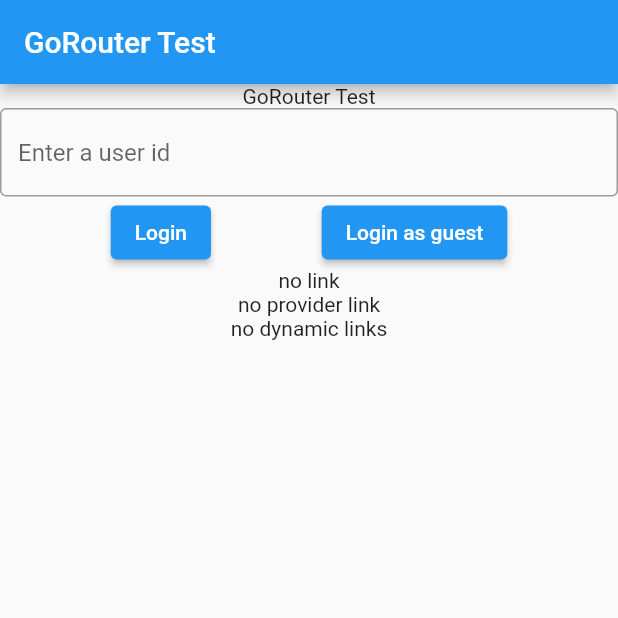
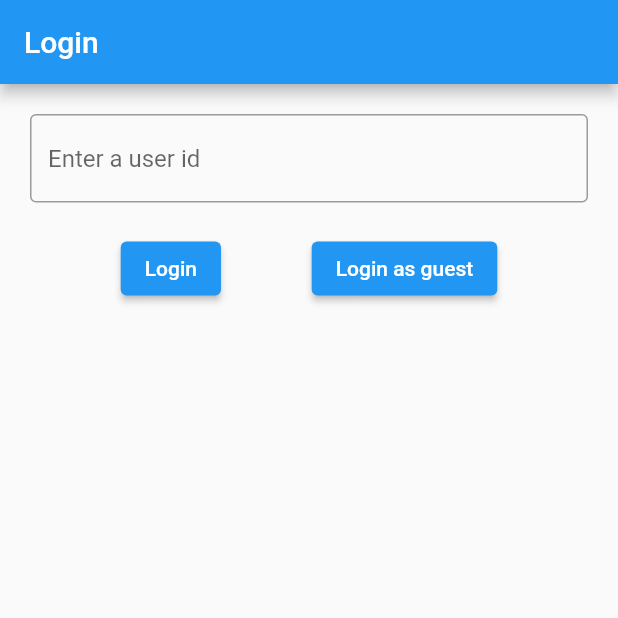
Before and after one commit to rootUJ99/go_router_practice, a Flutter app: the screen it shows after launch, on a phone screen of 412 x 824 dp, the top half of it. Run offline on Flutter 3.47's test engine with Material 2 defaults, Android fonts, the phone set to English and light mode, and no system bars; our stand-ins replace firebase_core, firebase_dynamic_links, go_router, shared_preferences; accounts and stored records are empty.

Commit message:
changed the go router version and added fixes, ui changes

```diff
--- a/lib/login.dart
+++ b/lib/login.dart
@@ -19,7 +19,7 @@ class _LoginState extends State<Login> {
   @override
   void initState() {
     super.initState();
-    if (kIsWeb) {
+    if (!kIsWeb) {
       initDynamicLink();
     }
     // print(route);
@@ -28,20 +28,19 @@ class _LoginState extends State<Login> {
   Future<void> handleLogin(BuildContext context, String value) async {
     final SharedPreferences prefs = await _prefs;
     await prefs.setString("user", value);
-    // context.push('/test2:$value');
-    // print(context.watch<DynamicLinkProvider>().link);
 
-    // final List<String> stack =
-    // context.watch()<DynamicLinkProvider>().routeStack;
-    final stack = await prefs.getStringList('routeStack');
+    final stack = prefs.getStringList('routeStack');
+    if (!mounted) return;
     if (stack == null || stack!.isEmpty) {
       context.go('/restaurant');
       return;
     }
 
-    while (stack!.length > 0) {
-      // String route = context.read()<DynamicLinkProvider>().popRoute();
-      String route = stack!.removeAt(0);
+    for (final (index, route) in stack!.indexed) {
+      if (index == 0) {
+        context.go(route);
+        continue;
+      }
       context.push(route);
     }
     prefs.remove('routeStack');
@@ -57,15 +56,18 @@ class _LoginState extends State<Login> {
     }
 
     FirebaseDynamicLinks.instance.onLink.listen(
-      (pendingDynamicLinkData) {
-        if (pendingDynamicLinkData != null) {
+      (pendingDynamicLinkData) async {
         final Uri deepLink = pendingDynamicLinkData.link;
         print(deepLink.path);
         print('inside onLink condition');
         setState(() {
           dynamicPath = deepLink.path;
         });
-          context.read<DynamicLinkProvider>().setLink(deepLink.path);
+        final SharedPreferences prefs = await _prefs;
+        await prefs.setString("user", "guest");
+        await prefs.setString("dynamicLink", deepLink.path);
+        if (mounted) {
+          context.go(deepLink.path);
         }
       },
     );
@@ -74,44 +76,13 @@ class _LoginState extends State<Login> {
   final TextEditingController _controller = TextEditingController();
 
   Widget showRaisedButton() {
-    final link = context.watch<DynamicLinkProvider>().link;
-    if (link == null) return Text('no dynamic links');
+    if (dynamicPath == null) return Text('');
     return ElevatedButton(
         child: const Text('go to link'),
         onPressed: () {
-          context.push(link);
+          context.go(dynamicPath!);
         });
   }
-
-  // Future<Widget> _dialogBuilder(BuildContext context) async{
-  //   final link = context.watch<DynamicLinkProvider>().link;
-
-  //   Widget valu = await showDialog(
-  //     context: context,
-  //     builder: (BuildContext context) {
-  //       if (link == null) return Text('no dynamic links');
-  //       return AlertDialog(
-  //         title: const Text('open a direct link to a path'),
-  //         content: ElevatedButton(
-  //             child: const Text('go to link'),
-  //             onPressed: () {
-  //               context.push(link!);
-  //             }),
-  //         actions: <Widget>[
-  //           TextButton(
-  //             style: TextButton.styleFrom(
-  //               textStyle: Theme.of(context).textTheme.labelLarge,
-  //             ),
-  //             child: const Text('Disable'),
-  //             onPressed: () {
-  //               Navigator.of(context).pop();
-  //             },
-  //           ),
-  //         ],
-  //       );
-  //     });
-  //     return valu;
-  // }
 
   @override
   Widget build(BuildContext context) {
@@ -119,12 +90,13 @@ class _LoginState extends State<Login> {
       title: 'GoRouter Test',
       home: Scaffold(
         appBar: AppBar(
-          title: const Text('GoRouter Test'),
+          title: const Text('Login'),
         ),
         body: Center(
+          child: Padding(
+            padding: const EdgeInsets.all(20.0),
             child: Column(
               children: [
-              const Text('GoRouter Test'),
                 TextField(
                   decoration: const InputDecoration(
                     border: OutlineInputBorder(),
@@ -132,6 +104,7 @@ class _LoginState extends State<Login> {
                   ),
                   controller: _controller,
                 ),
+                SizedBox(height: 20),
                 Row(
                   mainAxisAlignment: MainAxisAlignment.spaceEvenly,
                   children: [
@@ -145,15 +118,13 @@ class _LoginState extends State<Login> {
                     ),
                   ],
                 ),
-              Text(dynamicPath ?? 'no link'),
-              Text(context.watch<DynamicLinkProvider>().link ??
-                  'no provider link'),
                 showRaisedButton(),
                 // _dialogBuilder(context);
               ],
             ),
           ),
         ),
+      ),
     );
   }
 }
--- a/lib/main.dart
+++ b/lib/main.dart
@@ -7,12 +7,10 @@ import 'package:go_router/go_router.dart';
 import 'package:flutter/foundation.dart' show kIsWeb;
 import 'package:provider/provider.dart';
 import 'package:flutter_go_router/provider.dart';
-// import 'package:flutter_web_plugins/flutter_web_plugins.dart';
+import 'package:flutter_web_plugins/url_strategy.dart';
 
 Future<void> main() async {
-  // if (kIsWeb) {
-  //   usePathUrlStrategy();
-  // }
+  usePathUrlStrategy();
   WidgetsFlutterBinding.ensureInitialized();
   await Firebase.initializeApp(options: DefaultFirebaseOptions.currentPlatform);
 
--- a/lib/routes.dart
+++ b/lib/routes.dart
@@ -7,35 +7,15 @@ import 'package:flutter_go_router/rest.dart';
 import 'package:flutter_go_router/success.dart';
 import 'package:go_router/go_router.dart';
 import 'package:flutter/material.dart';
-import 'package:flutter_go_router/go_router_test2.dart';
-import 'package:flutter_go_router/go_router_test.dart';
-import 'package:flutter_go_router/login.dart';
-import 'package:provider/provider.dart';
 import 'package:shared_preferences/shared_preferences.dart';
-import 'package:firebase_dynamic_links/firebase_dynamic_links.dart';
-import 'package:flutter_go_router/provider.dart';
 
 final Future<SharedPreferences> _prefs = SharedPreferences.getInstance();
 
 final goRouter = GoRouter(
   initialLocation: '/',
   redirect: (context, state) async {
-    // final dynamicLink = context.watch<DynamicLinkProvider>().link;
-    // print('$dynamicLink ->>>>>');
-    // if (dynamicLink != null) {
-    //   return dynamicLink;
-    // }
-
     final SharedPreferences prefs = await _prefs;
     String? key = await prefs.getString('user');
-    // if (key == 'guest' && state.fullPath == '/private-menu') {
-    //   prefs.remove('user');
-    //   return '/';
-    // }
-//
-    // if (key != null && state.fullPath == '/') {
-    // return '/restaurant';
-    // }
 
     if (key == null) {
       return '/';
@@ -45,7 +25,6 @@ final goRouter = GoRouter(
   routes: [
     GoRoute(
       path: '/',
-      // builder: (context, state) => GoRouterTest(),
       builder: (context, state) => Login(),
       redirect: (context, state) async {
         final SharedPreferences prefs = await _prefs;
@@ -55,11 +34,6 @@ final goRouter = GoRouter(
           return '/restaurant';
         }
       },
-    ),
-    GoRoute(
-      path: '/test2:param',
-      builder: (context, state) =>
-          GoRouterTest2(param: state.pathParameters['param']!.split(':')[1]),
     ),
     GoRoute(
       path: '/restaurant',
@@ -74,9 +48,6 @@ final goRouter = GoRouter(
         String? key = prefs.getString('user');
         if (key != null && key == 'guest') {
           prefs.remove('user');
-          // context
-          // .read()<DynamicLinkProvider>()
-          // .pushRoutes(['restaurant', 'private-menu']);
           prefs.setStringList('routeStack', ['/restaurant', '/private-menu']);
           return '/';
         }
@@ -86,7 +57,7 @@ final goRouter = GoRouter(
   ],
   errorBuilder: (context, state) => Scaffold(
     body: Center(
-      child: Text('path not found ${state.uri.path}'),
+      child: Text('path not found ${state.path}'),
     ),
   ),
   // debugLogDiagnostics: true,
--- a/pubspec.yaml
+++ b/pubspec.yaml
@@ -35,7 +35,7 @@ dependencies:
   # The following adds the Cupertino Icons font to your application.
   # Use with the CupertinoIcons class for iOS style icons.
   cupertino_icons: ^1.0.2
-  go_router: ^10.0.0
+  go_router: ^7.1.1
   shared_preferences: ^2.2.0
   firebase_core: ^2.15.0
   firebase_dynamic_links: ^5.3.4
```
Also changed, not shown: pubspec.lock. Lines whose indentation alone changed are shown as unchanged.
